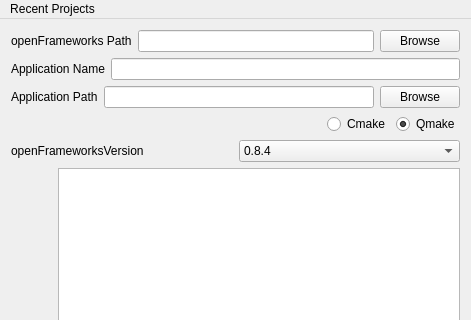
Furkanzmc/ofxProjectGenerator, file ui/MainWindow.ui: the form before one commit; both pictures show x 0 to 471 and y 0 to 320 of the 471 by 543 pixel window.
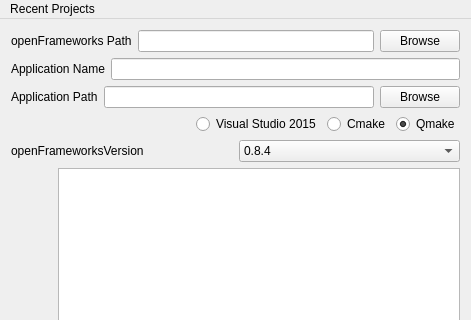
The form after the commit.

What changed in the file:
```diff
--- a/ui/MainWindow.ui
+++ b/ui/MainWindow.ui
@@ -88,6 +88,13 @@
           </property>
          </spacer>
         </item>
+        <item>
+         <widget class="QRadioButton" name="radioButtonVS">
+          <property name="text">
+           <string>Visual Studio 2015</string>
+          </property>
+         </widget>
+        </item>
         <item>
          <widget class="QRadioButton" name="radioButtonCmake">
           <property name="text">
```
